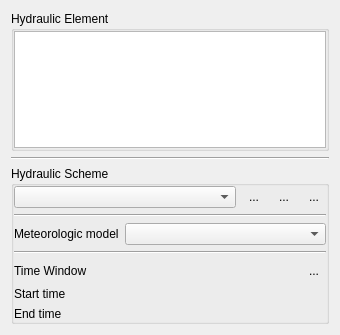
Qt form src/ui/reoshydraulicnetworkwidget.ui (vcloarec/ReosProject) before a commit.
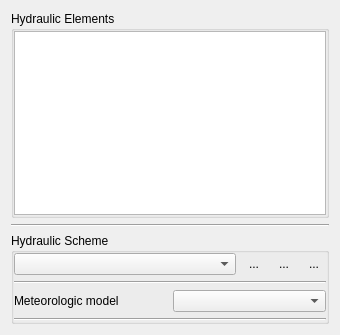
The same form after that commit. Icons and pictures are not drawn. Custom widgets are drawn as their Qt base class.

Commit message: fix export reoscore

What changed in the file:
```diff
--- a/src/ui/reoshydraulicnetworkwidget.ui
+++ b/src/ui/reoshydraulicnetworkwidget.ui
@@ -17,7 +17,7 @@
    <item>
     <widget class="QGroupBox" name="groupBoxElement">
      <property name="title">
-      <string>Hydraulic Element</string>
+      <string>Hydraulic Elements</string>
      </property>
      <layout class="QGridLayout" name="gridLayout_3">
       <property name="leftMargin">
@@ -73,27 +73,6 @@
       <item row="2" column="1">
        <widget class="QComboBox" name="MeteoModelCombo"/>
       </item>
-      <item row="1" column="0" colspan="2">
-       <widget class="Line" name="line_2">
-        <property name="orientation">
-         <enum>Qt::Horizontal</enum>
-        </property>
-       </widget>
-      </item>
-      <item row="3" column="0" colspan="2">
-       <widget class="Line" name="line_3">
-        <property name="orientation">
-         <enum>Qt::Horizontal</enum>
-        </property>
-       </widget>
-      </item>
-      <item row="6" column="0">
-       <widget class="QLabel" name="label_6">
-        <property name="text">
-         <string>End time</string>
-        </property>
-       </widget>
-      </item>
       <item row="0" column="0" colspan="2">
        <layout class="QHBoxLayout" name="horizontalLayout">
         <property name="topMargin">
@@ -149,13 +128,6 @@
         </item>
        </layout>
       </item>
-      <item row="5" column="0">
-       <widget class="QLabel" name="label_4">
-        <property name="text">
-         <string>Start time</string>
-        </property>
-       </widget>
-      </item>
       <item row="2" column="0">
        <widget class="QLabel" name="label">
         <property name="text">
@@ -163,66 +135,25 @@
         </property>
        </widget>
       </item>
-      <item row="4" column="0">
-       <widget class="QLabel" name="label_2">
-        <property name="text">
-         <string>Time Window</string>
+      <item row="1" column="0" colspan="2">
+       <widget class="Line" name="line_2">
+        <property name="orientation">
+         <enum>Qt::Horizontal</enum>
         </property>
        </widget>
       </item>
-      <item row="4" column="1">
-       <layout class="QHBoxLayout" name="horizontalLayout_2">
-        <item>
-         <spacer name="horizontalSpacer">
-          <property name="orientation">
-           <enum>Qt::Horizontal</enum>
-          </property>
-          <property name="sizeHint" stdset="0">
-           <size>
-            <width>40</width>
-            <height>20</height>
-           </size>
-          </property>
-         </spacer>
-        </item>
-        <item>
-         <widget class="QToolButton" name="mTimeSettingsButton">
-          <property name="text">
-           <string>...</string>
-          </property>
-          <property name="icon">
-           <iconset resource="../../images/images.qrc">
-            <normaloff>:/images/settings.svg</normaloff>:/images/settings.svg</iconset>
-          </property>
-          <property name="popupMode">
-           <enum>QToolButton::InstantPopup</enum>
-          </property>
-          <property name="autoRaise">
-           <bool>true</bool>
-          </property>
-         </widget>
-        </item>
-       </layout>
-      </item>
-      <item row="5" column="1">
-       <widget class="ReosParameterDateTimeWidget" name="mStartTimeWidget" native="true"/>
-      </item>
-      <item row="6" column="1">
-       <widget class="ReosParameterDateTimeWidget" name="mEndTimeWidget" native="true"/>
+      <item row="3" column="0" colspan="2">
+       <widget class="Line" name="line_3">
+        <property name="orientation">
+         <enum>Qt::Horizontal</enum>
+        </property>
+       </widget>
       </item>
      </layout>
     </widget>
    </item>
   </layout>
  </widget>
- <customwidgets>
-  <customwidget>
-   <class>ReosParameterDateTimeWidget</class>
-   <extends>QWidget</extends>
-   <header>reosparameterwidget.h</header>
-   <container>1</container>
-  </customwidget>
- </customwidgets>
  <resources>
   <include location="../../images/images.qrc"/>
  </resources>
```
The commit also changes 1 other file.
